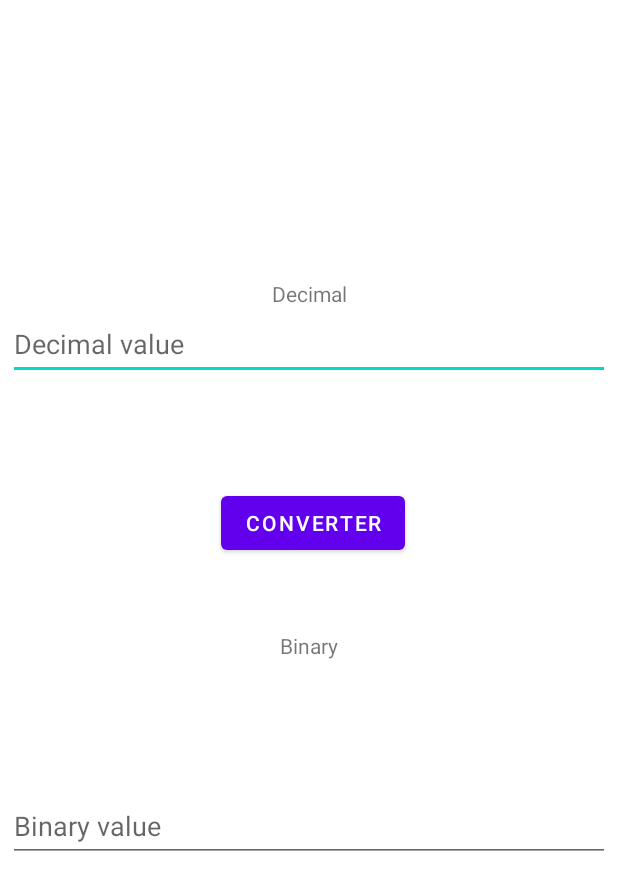
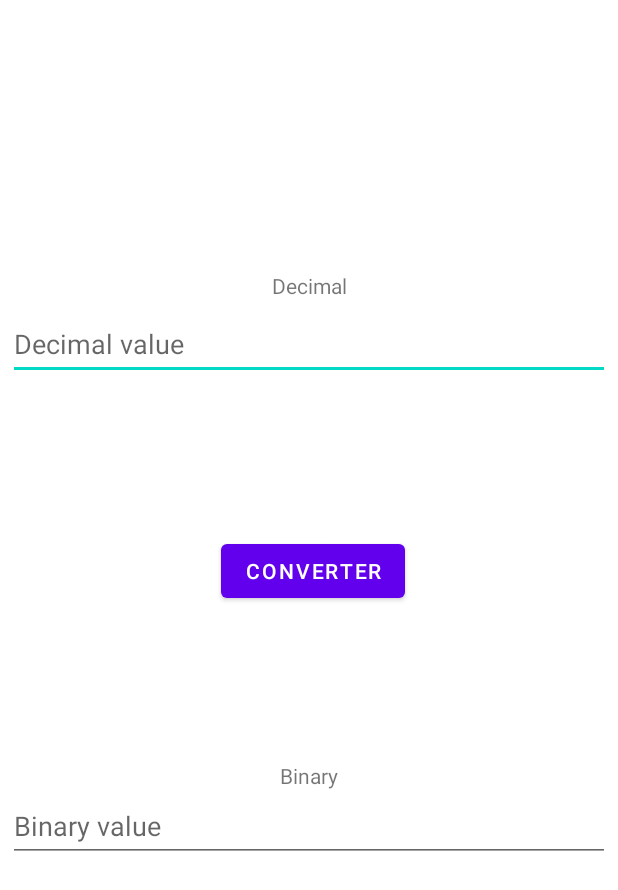
Before and after one commit to FelipeIgansi/BinaryConversor, an Android app: the layout activity_main.xml on its own in the app's theme, with its tools: preview values and no code run, on a phone screen of 412 x 824 dp. Shown: the top 890 px of the screen. Run offline under Robolectric (Android 15) with nearby library versions, the phone set to English and light mode, and no system bars.

```diff
--- a/app/src/main/res/layout/activity_main.xml
+++ b/app/src/main/res/layout/activity_main.xml
@@ -6,6 +6,19 @@
     android:layout_height="match_parent"
     android:padding="5dp"
     tools:context=".MainActivity">
+
+
+    <TextView
+        android:id="@+id/text_decimal"
+        android:layout_width="0dp"
+        android:layout_height="wrap_content"
+        android:layout_marginTop="186dp"
+        android:layout_marginBottom="5dp"
+        android:gravity="center"
+        android:text="@string/decimal"
+        app:layout_constraintBottom_toTopOf="@+id/editText_Decimal"
+        app:layout_constraintEnd_toEndOf="@+id/editText_Decimal"
+        app:layout_constraintStart_toStartOf="@+id/editText_Decimal" />
 
     <EditText
         android:id="@+id/editText_Decimal"
@@ -20,6 +33,29 @@
         app:layout_constraintStart_toStartOf="parent"
         app:layout_constraintTop_toTopOf="parent" />
 
+    <Button
+        android:id="@+id/button_Converter"
+        android:layout_width="wrap_content"
+        android:layout_height="wrap_content"
+        android:layout_marginStart="144dp"
+        android:layout_marginEnd="139dp"
+        android:text="@string/converter"
+        app:layout_constraintBottom_toTopOf="@+id/text_binary"
+        app:layout_constraintEnd_toEndOf="parent"
+        app:layout_constraintStart_toStartOf="parent"
+        app:layout_constraintTop_toBottomOf="@+id/editText_Decimal" />
+
+    <TextView
+        android:id="@+id/text_binary"
+        android:layout_width="0dp"
+        android:layout_height="wrap_content"
+        android:layout_marginTop="48dp"
+        android:gravity="center"
+        android:text="@string/binary"
+        app:layout_constraintEnd_toEndOf="@+id/editText_Binary"
+        app:layout_constraintStart_toStartOf="@+id/editText_Binary"
+        app:layout_constraintBottom_toTopOf="@+id/editText_Binary" />
+
     <EditText
         android:id="@+id/editText_Binary"
         android:layout_width="0dp"
@@ -32,40 +68,4 @@
         app:layout_constraintEnd_toEndOf="parent"
         app:layout_constraintHorizontal_bias="0.0"
         app:layout_constraintStart_toStartOf="parent" />
-
-    <Button
-        android:id="@+id/button_Converter"
-        android:layout_width="wrap_content"
-        android:layout_height="wrap_content"
-        android:layout_marginStart="144dp"
-        android:layout_marginTop="71dp"
-        android:layout_marginEnd="139dp"
-        android:text="@string/converter"
-        app:layout_constraintEnd_toEndOf="parent"
-        app:layout_constraintStart_toStartOf="parent"
-        app:layout_constraintTop_toBottomOf="@+id/editText_Decimal" />
-
-    <TextView
-        android:id="@+id/text_decimal"
-        android:layout_width="0dp"
-        android:layout_height="wrap_content"
-        android:layout_marginTop="186dp"
-        android:layout_marginBottom="5dp"
-        android:gravity="center"
-        android:text="@string/decimal"
-        app:layout_constraintBottom_toTopOf="@+id/editText_Decimal"
-        app:layout_constraintEnd_toEndOf="parent"
-        app:layout_constraintStart_toStartOf="parent"
-        app:layout_constraintTop_toTopOf="parent" />
-
-    <TextView
-        android:id="@+id/text_binary"
-        android:layout_width="0dp"
-        android:layout_height="wrap_content"
-        android:layout_marginTop="48dp"
-        android:gravity="center"
-        android:text="@string/binary"
-        app:layout_constraintEnd_toEndOf="parent"
-        app:layout_constraintStart_toStartOf="parent"
-        app:layout_constraintTop_toBottomOf="@+id/button_Converter" />
 </androidx.constraintlayout.widget.ConstraintLayout>
```
Also changed, not shown: app/src/main/java/com/devmaster/binaryconversor/MainActivity.kt (+33 -21 lines).
